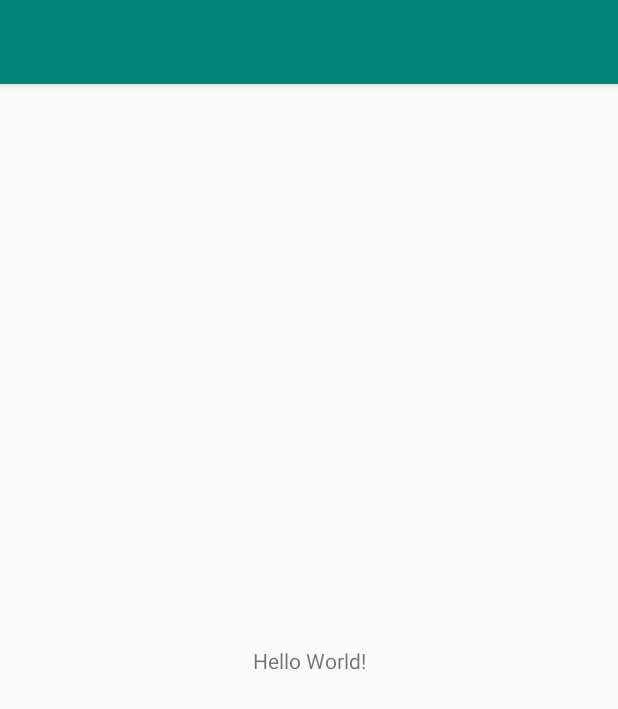
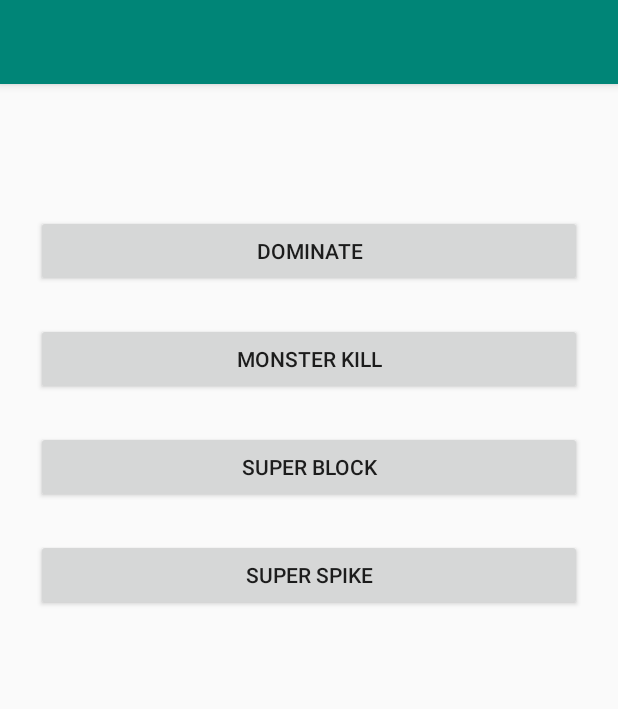
Before and after one commit to DjangoVG/SoundApplication, an Android app: the screen it shows after launch (MainActivity), on a phone screen of 412 x 824 dp. Shown: the top 709 px of the screen. Run offline under Robolectric (Android 15) with nearby library versions, the light colour scheme and no system bars.

Commit message:
:tada: Upload des premiers fichiers

```diff
--- a/app/src/main/res/layout/activity_main.xml
+++ b/app/src/main/res/layout/activity_main.xml
@@ -1,19 +1,52 @@
 <?xml version="1.0" encoding="utf-8"?>
-<androidx.constraintlayout.widget.ConstraintLayout
-    xmlns:android="http://schemas.android.com/apk/res/android"
-    xmlns:tools="http://schemas.android.com/tools"
-    xmlns:app="http://schemas.android.com/apk/res-auto"
-    android:layout_width="match_parent"
-    android:layout_height="match_parent"
-    tools:context=".MainActivity">
+<ScrollView xmlns:android="http://schemas.android.com/apk/res/android"
+    android:layout_width="fill_parent"
+    android:layout_height="fill_parent"
+    android:fitsSystemWindows="true">
 
-    <TextView
-        android:layout_width="wrap_content"
+    <LinearLayout
+        android:orientation="vertical"
+        android:layout_width="match_parent"
         android:layout_height="wrap_content"
-        android:text="Hello World!"
-        app:layout_constraintBottom_toBottomOf="parent"
-        app:layout_constraintLeft_toLeftOf="parent"
-        app:layout_constraintRight_toRightOf="parent"
-        app:layout_constraintTop_toTopOf="parent" />
+        android:paddingTop="75dp"
+        android:paddingLeft="24dp"
+        android:paddingRight="24dp">
 
-</androidx.constraintlayout.widget.ConstraintLayout>
+        <android.support.v7.widget.AppCompatButton
+            android:id="@+id/BoutonDominate"
+            android:layout_width="fill_parent"
+            android:layout_height="wrap_content"
+            android:layout_marginTop="12dp"
+            android:layout_marginBottom="12dp"
+            android:padding="12dp"
+            android:text="DOMINATE"/>
+
+        <android.support.v7.widget.AppCompatButton
+            android:id="@+id/BoutonMonsterKill"
+            android:layout_width="fill_parent"
+            android:layout_height="wrap_content"
+            android:layout_marginTop="12dp"
+            android:layout_marginBottom="12dp"
+            android:padding="12dp"
+            android:text="MONSTER KILL"/>
+
+        <android.support.v7.widget.AppCompatButton
+            android:id="@+id/BoutonSuperBlock"
+            android:layout_width="fill_parent"
+            android:layout_height="wrap_content"
+            android:layout_marginTop="12dp"
+            android:layout_marginBottom="12dp"
+            android:padding="12dp"
+            android:text="SUPER BLOCK"/>
+
+        <android.support.v7.widget.AppCompatButton
+            android:id="@+id/BoutonSuperSpike"
+            android:layout_width="fill_parent"
+            android:layout_height="wrap_content"
+            android:layout_marginTop="12dp"
+            android:layout_marginBottom="12dp"
+            android:padding="12dp"
+            android:text="SUPER SPIKE"/>
+
+    </LinearLayout>
+</ScrollView>
```
Also changed, not shown: 2 other files.
